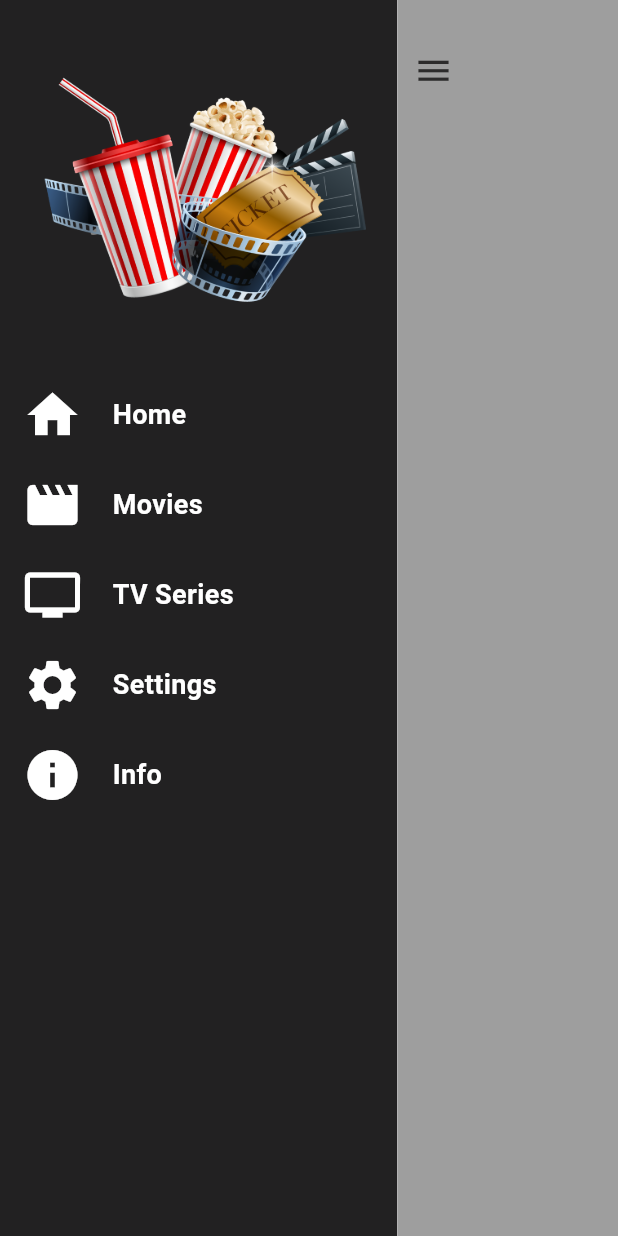
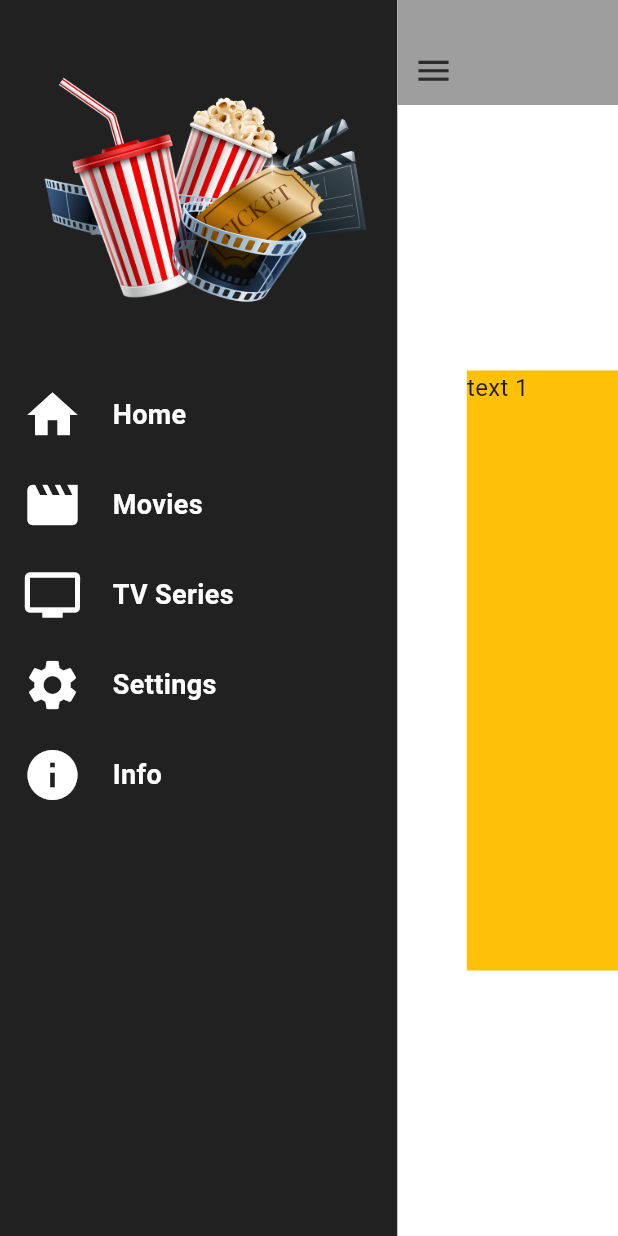
Before and after one commit to abdurashidovvv/movie, a Flutter app: the screen it shows after launch, after a tap on the "menu" icon, on a phone screen of 412 x 824 dp. Run offline on Flutter 3.47's test engine with Material 3 defaults, Android fonts, the phone set to English and light mode, and no system bars; drawn by our look-alikes of carousel_slider, flutter_slider_drawer; our stand-ins replace bloc, equatable, flutter_bloc.

Commit message:
CarouselSlider

```diff
--- /dev/null
+++ b/lib/presentation/ui/carousel_slider/movie_carousel.dart
@@ -0,0 +1,27 @@
+import 'package:flutter/material.dart';
+import 'package:carousel_slider/carousel_slider.dart';
+
+class MovieCarousel extends StatelessWidget {
+  const MovieCarousel({super.key});
+
+  @override
+  Widget build(BuildContext context) {
+    return CarouselSlider(
+      options: CarouselOptions(height: 400.0),
+      items: [1,2,3,4,5].map((i) {
+        return Builder(
+          builder: (BuildContext context) {
+            return Container(
+                width: MediaQuery.of(context).size.width,
+                margin: EdgeInsets.symmetric(horizontal: 5.0),
+                decoration: const BoxDecoration(
+                    color: Colors.amber
+                ),
+                child: Text('text $i', style: const TextStyle(fontSize: 16.0),)
+            );
+          },
+        );
+      }).toList(),
+    );
+  }
+}
--- a/lib/presentation/ui/movie_screen.dart
+++ b/lib/presentation/ui/movie_screen.dart
@@ -1,5 +1,7 @@
 import 'package:flutter/material.dart';
 import 'package:flutter_slider_drawer/flutter_slider_drawer.dart';
+import 'package:movie/data/model/movie_model.dart';
+import 'package:movie/presentation/ui/carousel_slider/movie_carousel.dart';
 import 'package:movie/presentation/ui/drawer/drawer_header.dart';
 import 'package:movie/presentation/ui/drawer/drawer_menu.dart';
 import '../bloc/movie_bloc.dart';
@@ -12,6 +14,13 @@ class MovieScreen extends StatefulWidget {
 
 class _MovieScreenState extends State<MovieScreen> {
   GlobalKey<SliderDrawerState> _key = GlobalKey<SliderDrawerState>();
+
+  List<MovieModel> movies = [
+    MovieModel(title: "title", overView: "overView", posterPath: "posterPath"),
+    MovieModel(title: "title", overView: "overView", posterPath: "posterPath"),
+    MovieModel(title: "title", overView: "overView", posterPath: "posterPath"),
+    MovieModel(title: "title", overView: "overView", posterPath: "posterPath"),
+  ];
 
   @override
   Widget build(BuildContext context) {
@@ -33,7 +42,9 @@ class _MovieScreenState extends State<MovieScreen> {
           crossAxisAlignment: CrossAxisAlignment.stretch,
           children: [
             MovieDrawerHeader(),
-            SizedBox(height: 50,),
+            SizedBox(
+              height: 50,
+            ),
             Column(
               children: [
                 DrawerMenu(title: "Home", icon: Icons.home),
@@ -50,7 +61,7 @@ class _MovieScreenState extends State<MovieScreen> {
           ],
         ),
       ),
-      child: Container(color: Colors.grey),
+      child: MovieCarousel()
     ));
   }
 }
--- a/pubspec.yaml
+++ b/pubspec.yaml
@@ -40,6 +40,7 @@ dependencies:
   equatable: ^2.0.5
   flutter_bloc: ^8.1.6
   flutter_slider_drawer: ^2.1.3
+  carousel_slider: ^5.0.0
 
 dev_dependencies:
   flutter_test:
```
Also changed, not shown: pubspec.lock.
